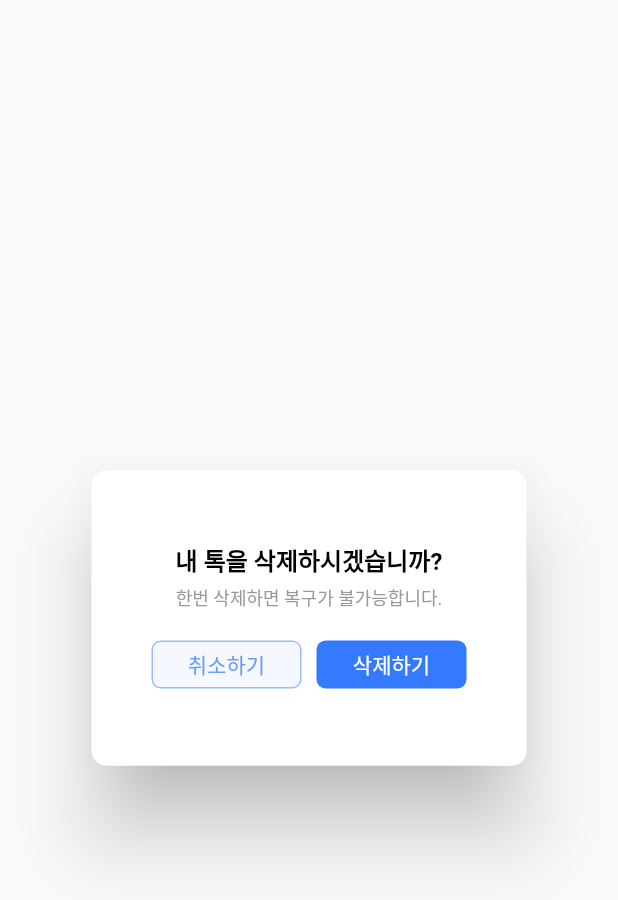
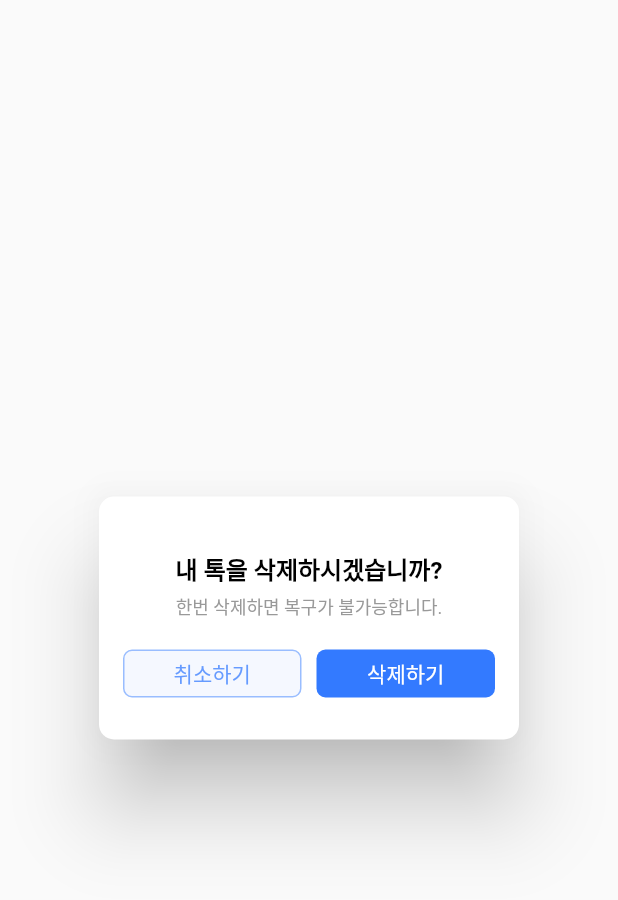
Before and after one commit to CosmicLatte009/spec, a Flutter app: the DescriptionWithTwoButton widget shown alone on an empty page, opened directly, on a phone screen of 412 x 824 dp. Shown: the top 900 px of the screen. Run offline on Flutter 3.47's test engine with Material 2 defaults, Android fonts, the phone set to English and light mode, and no system bars; our stand-ins replace bubble, dio, flutter_secure_storage, flutter_svg, flutter_switch, get and 1 more; accounts and stored records are empty; network calls fail; Roboto replaces fonts that are missing (Pretendard); project files that could hold a hidden picture were left out.

Commit message:
Refactor: Alert 콜백함수, text 받도록 수정 및 디자인 수정

```diff
--- a/lib/view/widget/alert/300_width_description/description_with_two_button.dart
+++ b/lib/view/widget/alert/300_width_description/description_with_two_button.dart
@@ -8,12 +8,16 @@ class DescriptionWithTwoButton extends StatelessWidget {
       required this.mainMessage,
       required this.subMessage,
       required this.buttonTitle1,
-      required this.buttonTitle2});
+      required this.buttonTitle2,
+      this.callback1,
+      this.callback2});
 
   final String mainMessage;
   final String subMessage;
   final String buttonTitle1;
   final String buttonTitle2;
+  final callback1;
+  final callback2;
 
   @override
   Widget build(BuildContext context) {
@@ -21,9 +25,9 @@ class DescriptionWithTwoButton extends StatelessWidget {
       shape: RoundedRectangleBorder(
         borderRadius: BorderRadius.circular(10), // 원하는 테두리 반지름 설정
       ),
+      contentPadding: const EdgeInsets.fromLTRB(16, 36, 16, 28),
       content: SizedBox(
         width: 242,
-        height: 153,
         child: Column(
           mainAxisSize: MainAxisSize.min,
           mainAxisAlignment: MainAxisAlignment.center,
@@ -43,23 +47,31 @@ class DescriptionWithTwoButton extends StatelessWidget {
               mainAxisAlignment: MainAxisAlignment.center,
               crossAxisAlignment: CrossAxisAlignment.center,
               children: [
-                CustomButton(
-                  width: 100,
+                Expanded(
+                  child: CustomButton(
                     height: 32,
                     type: ButtonType.outline,
                     onTap: () {
+                      if (callback1 != null) {
+                        callback1();
+                      }
                       Navigator.of(context).pop();
                     },
-                  text: '${buttonTitle1}',
+                    text: buttonTitle1,
                   ),
-                SizedBox(width: 10),
-                CustomButton(
-                  width: 100,
+                ),
+                const SizedBox(width: 10),
+                Expanded(
+                  child: CustomButton(
                     height: 32,
                     onTap: () {
+                      if (callback2 != null) {
+                        callback2();
+                      }
                       Navigator.of(context).pop();
                     },
-                  text: '${buttonTitle2}',
+                    text: buttonTitle2,
+                  ),
                 ),
               ],
             )
@@ -70,16 +82,16 @@ class DescriptionWithTwoButton extends StatelessWidget {
   }
 }
 
-void showDialog_6(BuildContext context) {
-  showDialog(
-    context: context,
-    builder: (BuildContext context) {
-      return const DescriptionWithTwoButton(
-        mainMessage: 'ㄹㅇ 댓글 삭제',
-        subMessage: '후회하지마..',
-        buttonTitle1: '헉 안돼',
-        buttonTitle2: '웅 안해',
-      );
-    },
-  );
-}
+// void showDialog_6(BuildContext context) {
+//   showDialog(
+//     context: context,
+//     builder: (BuildContext context) {
+//       return const DescriptionWithTwoButton(
+//         mainMessage: 'ㄹㅇ 댓글 삭제',
+//         subMessage: '후회하지마..',
+//         buttonTitle1: '헉 안돼',
+//         buttonTitle2: '웅 안해',
+//       );
+//     },
+//   );
+// }
```
Also changed, not shown: lib/view/widget/alert/300_width/with_two_button.dart (+32 -22 lines), lib/view/widget/alert/360_width_avatar/avatar_with_one_button.dart (+39 -25 lines). Lines whose indentation alone changed are shown as unchanged.
